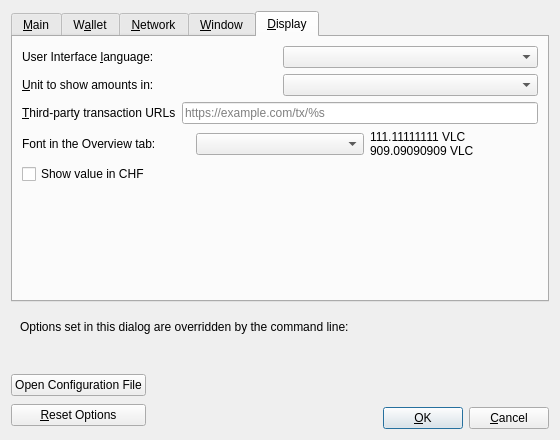
The window that src/qt/forms/optionsdialog.ui (nicolasspzh/velincoin) describes before a commit, drawn with Qt 5.
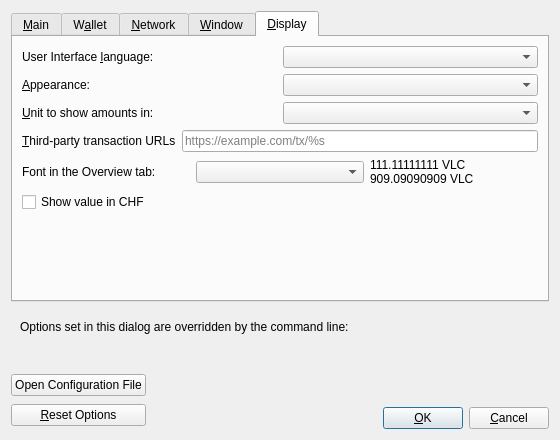
The same window after the commit. The open tabs and pages were chosen to show the change. Custom widgets are drawn as their Qt base class.

Commit message: GUI: light theme next to the dark one (Options → Display → Appearance)

Patch:
```diff
--- a/src/qt/forms/optionsdialog.ui
+++ b/src/qt/forms/optionsdialog.ui
@@ -710,6 +710,30 @@
          </item>
         </layout>
        </item>
+       <item>
+        <layout class="QHBoxLayout" name="horizontalLayout_Theme">
+         <item>
+          <widget class="QLabel" name="themeLabel">
+           <property name="text">
+            <string>&amp;Appearance:</string>
+           </property>
+           <property name="textFormat">
+            <enum>Qt::PlainText</enum>
+           </property>
+           <property name="buddy">
+            <cstring>theme</cstring>
+           </property>
+          </widget>
+         </item>
+         <item>
+          <widget class="QComboBox" name="theme">
+           <property name="toolTip">
+            <string>Dark or light colors for all networks. This setting will take effect after restarting %1.</string>
+           </property>
+          </widget>
+         </item>
+        </layout>
+       </item>
        <item>
         <layout class="QHBoxLayout" name="horizontalLayout_2_Display">
          <item>
```
The commit also changes 9 other files.
